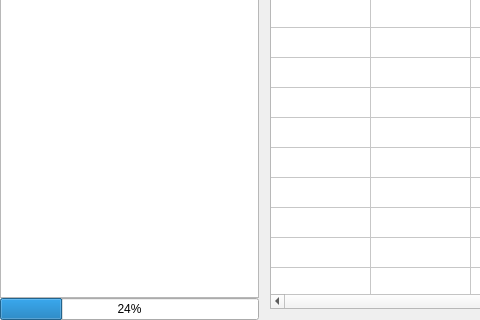
yuchengtong/GFApp, file mainWidget/mainWidget/DatabaseWidget.ui: the form before one commit; both pictures show x 0 to 480 and y 526 to 846 of the 1296 by 846 pixel window.
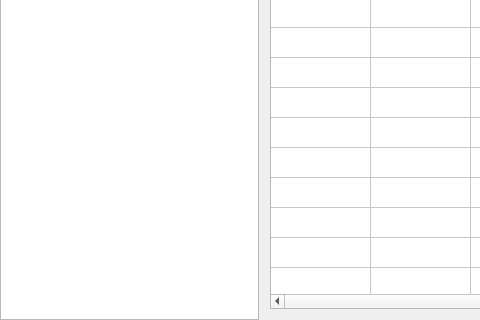
The form after the commit.

Patch:
```diff
--- a/mainWidget/mainWidget/DatabaseWidget.ui
+++ b/mainWidget/mainWidget/DatabaseWidget.ui
@@ -89,13 +89,6 @@
             </item>
            </widget>
           </item>
-          <item>
-           <widget class="QProgressBar" name="progressBar">
-            <property name="value">
-             <number>24</number>
-            </property>
-           </widget>
-          </item>
          </layout>
         </item>
        </layout>
```
